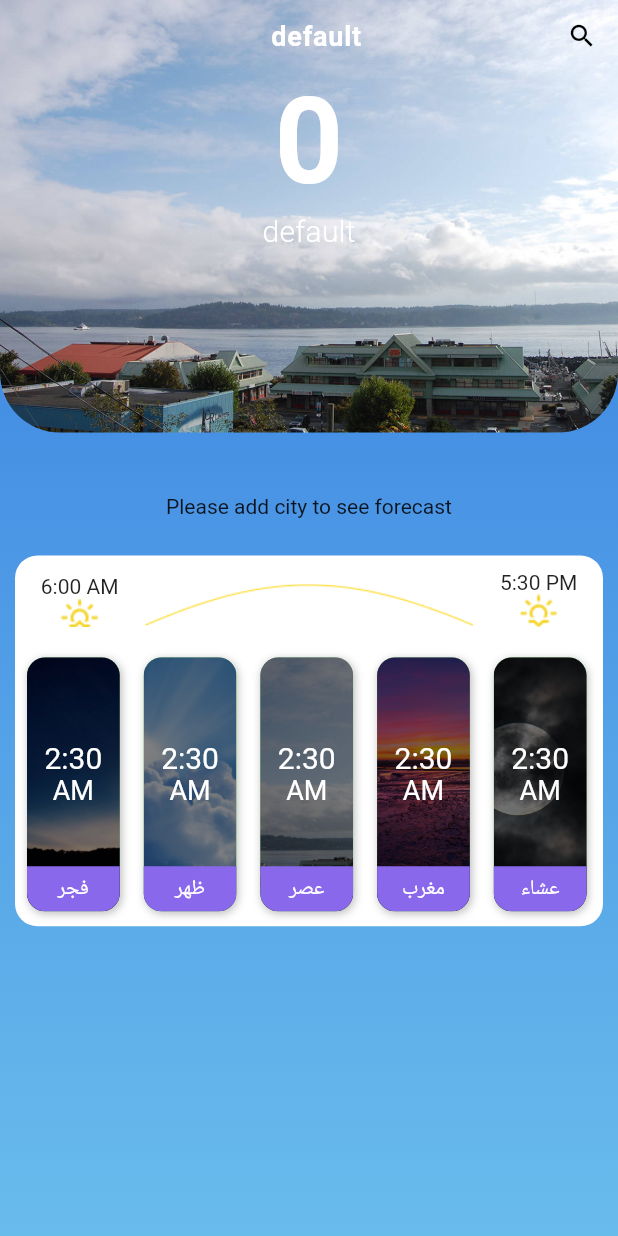
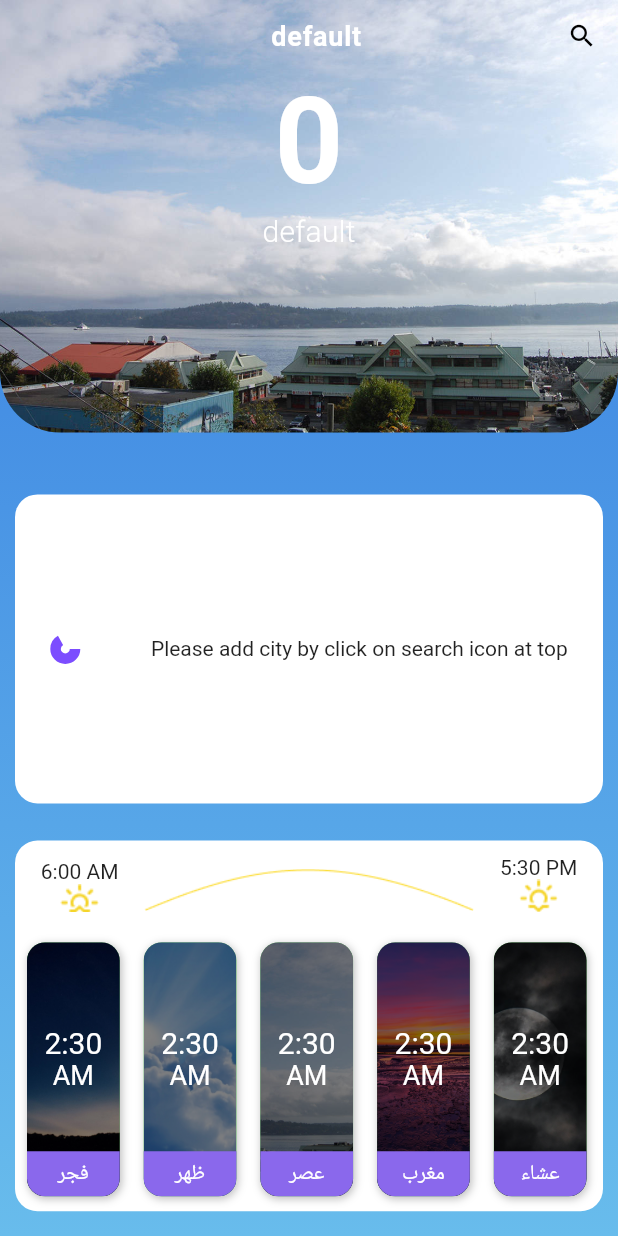
Before and after one commit to mUmarBaloch/Flutter-Weather-App, a Flutter app: the screen it shows after launch, on a phone screen of 412 x 824 dp. Run offline on Flutter 3.47's test engine with Material 2 defaults, Android fonts, the phone set to English and light mode, and no system bars; our stand-ins replace flutter_spinkit.

Commit message:
improved User experience

```diff
--- a/lib/Views/main_screen.dart
+++ b/lib/Views/main_screen.dart
@@ -47,14 +47,55 @@ class _MainScreenState extends State<MainScreen> {
               child: Column(children: <Widget>[
                 TopWeatherWidget(),
                 SizedBox(height: _device.height * 0.05),
-                Text('Please add city to see forecast'),
+                Container(
+                    margin: EdgeInsets.symmetric(horizontal: 10),
+                    height: _device.height * 0.25,
+                    decoration: cardDecoration,
+                    child: Center(
+                      child: Row(
+                        mainAxisAlignment: MainAxisAlignment.spaceAround,
+                        children: [
+                          SpinKitDualRing(
+                            color: Colors.deepPurpleAccent,
+                            size: 20,
+                          ),
+                          Text(
+                              'Please add city by click on search icon at top'),
+                        ],
+                      ),
+                    )),
                 SizedBox(height: _device.height * 0.03),
                 PrayerCardContainer(),
               ]),
             );
           }
           if (snapshot.hasError) {
-            return Text('there was an error in forecast');
+            return Container(
+              decoration: mainScreenDecoration,
+              child: Column(children: <Widget>[
+                TopWeatherWidget(),
+                SizedBox(height: _device.height * 0.05),
+                Container(
+                    margin: EdgeInsets.symmetric(horizontal: 10),
+                    height: _device.height * 0.25,
+                    decoration: cardDecoration,
+                    child: Center(
+                      child: Row(
+                        mainAxisAlignment: MainAxisAlignment.spaceAround,
+                        children: [
+                          SpinKitDualRing(
+                            color: Colors.redAccent,
+                            size: 20,
+                          ),
+                          Text(
+                              'Oops! There was an error, please create an issue on github'),
+                        ],
+                      ),
+                    )),
+                SizedBox(height: _device.height * 0.03),
+                PrayerCardContainer(),
+              ]),
+            );
           } else
             return Container(
               decoration: mainScreenDecoration,
```
